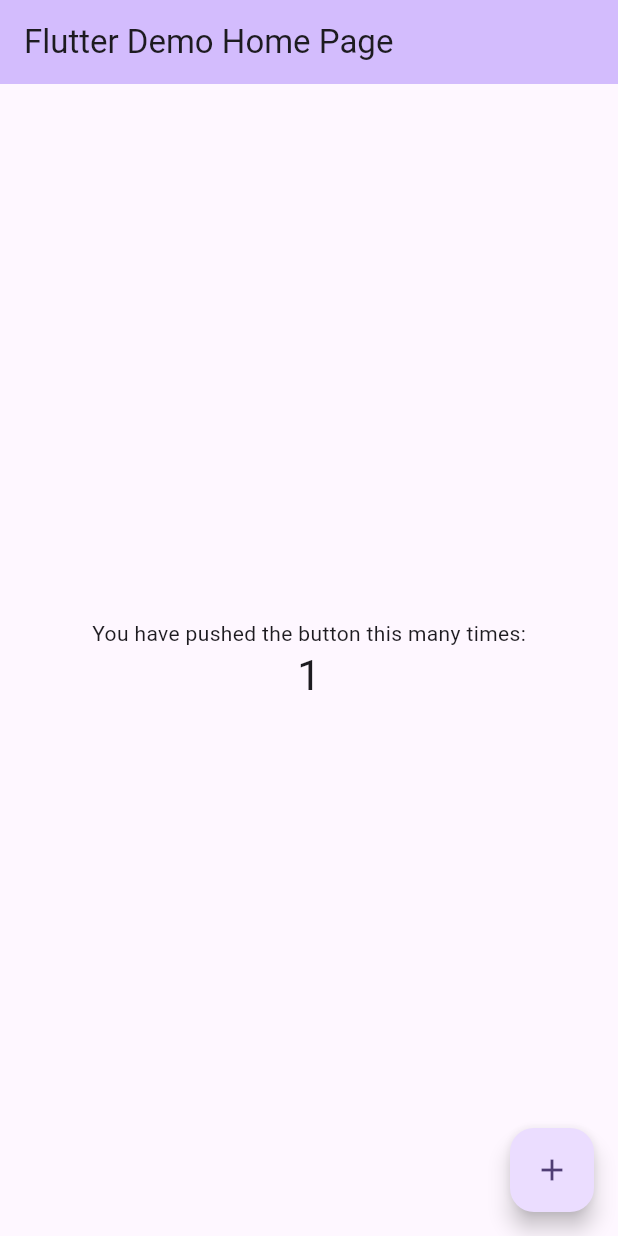
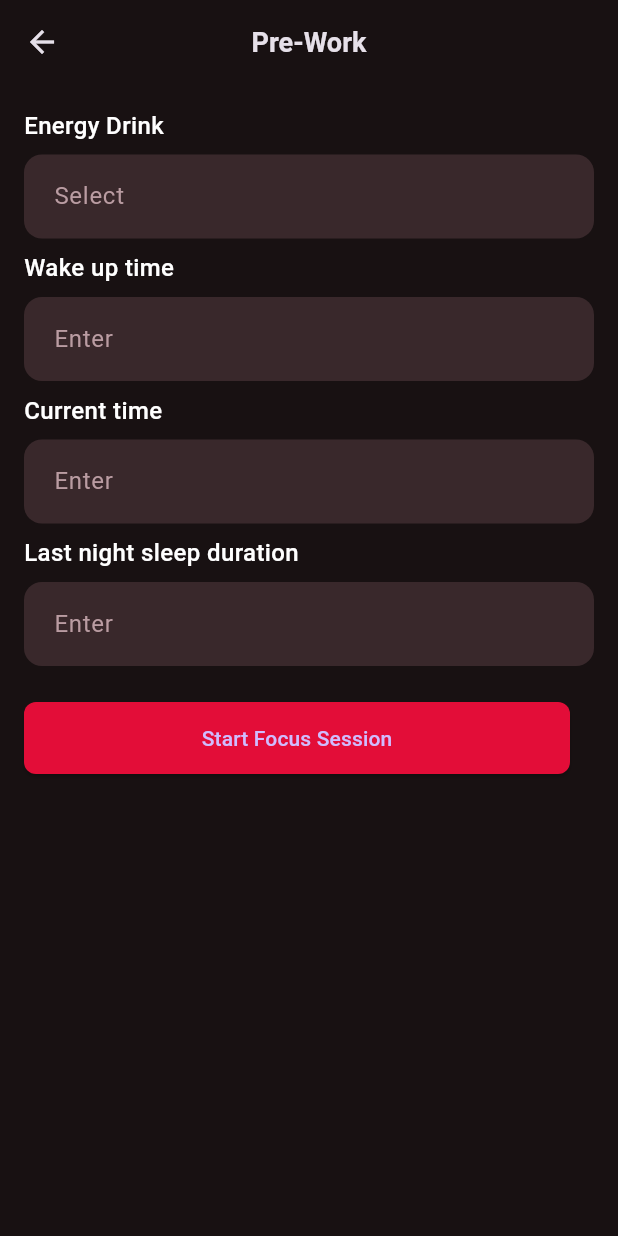
Before and after one commit to jphacks/os_2406, a Flutter app: the screen it shows after launch, after a tap on the "add" icon, on a phone screen of 412 x 824 dp. Run offline on Flutter 3.47's test engine with Material 3 defaults, Android fonts, the phone set to English and light mode, and no system bars; network calls fail.

Commit message:
base flutter format

```diff
--- a/flutter_application/lib/main.dart
+++ b/flutter_application/lib/main.dart
@@ -1,4 +1,5 @@
 import 'package:flutter/material.dart';
+import 'src/input_before.dart'; // 遷移先の画面ファイルをインポート
 
 void main() {
   runApp(const MyApp());
@@ -7,119 +8,156 @@
 class MyApp extends StatelessWidget {
   const MyApp({super.key});
 
-  // This widget is the root of your application.
   @override
   Widget build(BuildContext context) {
     return MaterialApp(
-      title: 'Flutter Demo',
-      theme: ThemeData(
-        // This is the theme of your application.
-        //
-        // TRY THIS: Try running your application with "flutter run". You'll see
-        // the application has a purple toolbar. Then, without quitting the app,
-        // try changing the seedColor in the colorScheme below to Colors.green
-        // and then invoke "hot reload" (save your changes or press the "hot
-        // reload" button in a Flutter-supported IDE, or press "r" if you used
-        // the command line to start the app).
-        //
-        // Notice that the counter didn't reset back to zero; the application
-        // state is not lost during the reload. To reset the state, use hot
-        // restart instead.
-        //
-        // This works for code too, not just values: Most code changes can be
-        // tested with just a hot reload.
-        colorScheme: ColorScheme.fromSeed(seedColor: Colors.deepPurple),
-        useMaterial3: true,
-      ),
-      home: const MyHomePage(title: 'Flutter Demo Home Page'),
+      theme: ThemeData.dark(),
+      home: const DashboardScreen(),
     );
   }
 }
 
-class MyHomePage extends StatefulWidget {
-  const MyHomePage({super.key, required this.title});
-
-  // This widget is the home page of your application. It is stateful, meaning
-  // that it has a State object (defined below) that contains fields that affect
-  // how it looks.
-
-  // This class is the configuration for the state. It holds the values (in this
-  // case the title) provided by the parent (in this case the App widget) and
-  // used by the build method of the State. Fields in a Widget subclass are
-  // always marked "final".
-
-  final String title;
-
-  @override
-  State<MyHomePage> createState() => _MyHomePageState();
-}
-
-class _MyHomePageState extends State<MyHomePage> {
-  int _counter = 0;
-
-  void _incrementCounter() {
-    setState(() {
-      // This call to setState tells the Flutter framework that something has
-      // changed in this State, which causes it to rerun the build method below
-      // so that the display can reflect the updated values. If we changed
-      // _counter without calling setState(), then the build method would not be
-      // called again, and so nothing would appear to happen.
-      _counter++;
-    });
-  }
+class DashboardScreen extends StatelessWidget {
+  const DashboardScreen({super.key});
 
   @override
   Widget build(BuildContext context) {
-    // This method is rerun every time setState is called, for instance as done
-    // by the _incrementCounter method above.
-    //
-    // The Flutter framework has been optimized to make rerunning build methods
-    // fast, so that you can just rebuild anything that needs updating rather
-    // than having to individually change instances of widgets.
     return Scaffold(
+      backgroundColor: const Color(0xFF181112),
       appBar: AppBar(
-        // TRY THIS: Try changing the color here to a specific color (to
-        // Colors.amber, perhaps?) and trigger a hot reload to see the AppBar
-        // change color while the other colors stay the same.
-        backgroundColor: Theme.of(context).colorScheme.inversePrimary,
-        // Here we take the value from the MyHomePage object that was created by
-        // the App.build method, and use it to set our appbar title.
-        title: Text(widget.title),
+        backgroundColor: const Color(0xFF181112),
+        leading: IconButton(
+          icon: const Icon(Icons.arrow_back),
+          onPressed: () {}, // Back button functionality
+        ),
+        title: const Text(
+          'Dashboard',
+          style: TextStyle(fontSize: 20, fontWeight: FontWeight.bold),
+        ),
+        centerTitle: true,
       ),
-      body: Center(
-        // Center is a layout widget. It takes a single child and positions it
-        // in the middle of the parent.
-        child: Column(
-          // Column is also a layout widget. It takes a list of children and
-          // arranges them vertically. By default, it sizes itself to fit its
-          // children horizontally, and tries to be as tall as its parent.
-          //
-          // Column has various properties to control how it sizes itself and
-          // how it positions its children. Here we use mainAxisAlignment to
-          // center the children vertically; the main axis here is the vertical
-          // axis because Columns are vertical (the cross axis would be
-          // horizontal).
-          //
-          // TRY THIS: Invoke "debug painting" (choose the "Toggle Debug Paint"
-          // action in the IDE, or press "p" in the console), to see the
-          // wireframe for each widget.
-          mainAxisAlignment: MainAxisAlignment.center,
-          children: <Widget>[
-            const Text(
-              'You have pushed the button this many times:',
+      body: Column(
+        children: [
+          Padding(
+            padding: const EdgeInsets.all(16.0),
+            child: Container(
+              decoration: BoxDecoration(
+                border: Border.all(color: const Color(0xFF543b40)),
+                borderRadius: BorderRadius.circular(16),
+              ),
+              padding: const EdgeInsets.all(16.0),
+              child: const Column(
+                crossAxisAlignment: CrossAxisAlignment.start,
+                children: [
+                  Text(
+                    'Post-Drink Correlation',
+                    style: TextStyle(color: Colors.white, fontSize: 16, fontWeight: FontWeight.w500),
+                  ),
+                  SizedBox(height: 8),
+                  Text(
+                    'Average',
+                    style: TextStyle(color: Colors.white, fontSize: 32, fontWeight: FontWeight.bold),
+                  ),
+                  SizedBox(height: 8),
+                  Row(
+                    children: [
+                      Text('1 month', style: TextStyle(color: Color(0xFFba9ca2))),
+                      SizedBox(width: 8),
+                      Text('+3%', style: TextStyle(color: Color(0xFF0bda92))),
+                    ],
+                  ),
+                  SizedBox(height: 16),
+                  DrinkProgress(title: 'Red Bull', percent: 0.2),
+                  DrinkProgress(title: 'Monster', percent: 1.0),
+                  DrinkProgress(title: 'Bang', percent: 0.3),
+                  DrinkProgress(title: 'High Brew', percent: 0.1),
+                  DrinkProgress(title: 'Rockstar', percent: 0.8),
+                ],
+              ),
             ),
-            Text(
-              '$_counter',
-              style: Theme.of(context).textTheme.headlineMedium,
+          ),
+        ],
+      ),
+      floatingActionButton: FloatingActionButton(
+        onPressed: () {
+          Navigator.push(
+            context,
+            MaterialPageRoute(builder: (context) => const PreWorkScreen()),
+          );
+        },
+        backgroundColor: Colors.pink,
+        child: const Icon(Icons.add),
+      ),
+    );
+  }
+}
+
+class StatusCard extends StatelessWidget {
+  final String title;
+  final String status;
+  final String percent;
+  final Color percentColor;
+
+  const StatusCard({
+    required this.title,
+    required this.status,
+    required this.percent,
+    required this.percentColor,
+    super.key,
+  });
+
+  @override
+  Widget build(BuildContext context) {
+    return Container(
+      width: 158,
+      padding: const EdgeInsets.all(16),
+      decoration: BoxDecoration(
+        border: Border.all(color: const Color(0xFF543b40)),
+        borderRadius: BorderRadius.circular(16),
+      ),
+      child: Column(
+        crossAxisAlignment: CrossAxisAlignment.start,
+        children: [
+          Text(title, style: const TextStyle(color: Colors.white, fontSize: 16)),
+          const SizedBox(height: 4),
+          Text(status, style: const TextStyle(color: Colors.white, fontSize: 24, fontWeight: FontWeight.bold)),
+          const SizedBox(height: 4),
+          Text(percent, style: TextStyle(color: percentColor, fontSize: 16)),
+        ],
+      ),
+    );
+  }
+}
+
+class DrinkProgress extends StatelessWidget {
+  final String title;
+  final double percent;
+
+  const DrinkProgress({
+    required this.title,
+    required this.percent,
+    super.key,
+  });
+
+  @override
+  Widget build(BuildContext context) {
+    return Column(
+      children: [
+        Row(
+          children: [
+            Text(title, style: const TextStyle(color: Color(0xFFba9ca2), fontSize: 13, fontWeight: FontWeight.bold)),
+            const SizedBox(width: 8),
+            Expanded(
+              child: LinearProgressIndicator(
+                value: percent,
+                backgroundColor: const Color(0xFF39282b),
+                color: const Color(0xFFba9ca2),
+              ),
             ),
           ],
         ),
-      ),
-      floatingActionButton: FloatingActionButton(
-        onPressed: _incrementCounter,
-        tooltip: 'Increment',
-        child: const Icon(Icons.add),
-      ), // This trailing comma makes auto-formatting nicer for build methods.
+        const SizedBox(height: 6),
+      ],
     );
   }
 }
--- /dev/null
+++ b/flutter_application/lib/src/input_before.dart
@@ -0,0 +1,98 @@
+import 'package:flutter/material.dart';
+import 'ongoing_mode.dart';
+
+
+class PreWorkScreen extends StatelessWidget {
+  const PreWorkScreen({super.key});
+
+  @override
+  Widget build(BuildContext context) {
+    return Scaffold(
+      backgroundColor: const Color(0xFF181112),
+      appBar: AppBar(
+        backgroundColor: const Color(0xFF181112),
+        title: const Text(
+          'Pre-Work',
+          style: TextStyle(fontSize: 18, fontWeight: FontWeight.bold),
+        ),
+        centerTitle: true,
+      ),
+      body: Padding(
+        padding: const EdgeInsets.symmetric(horizontal: 16.0),
+        child: Column(
+          crossAxisAlignment: CrossAxisAlignment.stretch,
+          children: [
+            const SizedBox(height: 16),
+            const InputField(label: 'Energy Drink', hintText: 'Select'),
+            const SizedBox(height: 8),
+            const InputField(label: 'Wake up time', hintText: 'Enter'),
+            const SizedBox(height: 8),
+            const InputField(label: 'Current time', hintText: 'Enter'),
+            const SizedBox(height: 8),
+            const InputField(label: 'Last night sleep duration', hintText: 'Enter'),
+            const SizedBox(height: 24),
+            Row(
+              mainAxisAlignment: MainAxisAlignment.spaceEvenly,
+              children: [
+                Expanded(
+                  child: ElevatedButton(
+                    style: ElevatedButton.styleFrom(
+                      backgroundColor: const Color(0xFFE30D38),
+                      padding: const EdgeInsets.symmetric(vertical: 14),
+                      shape: RoundedRectangleBorder(
+                        borderRadius: BorderRadius.circular(8),
+                      ),
+                    ),
+                    onPressed: () {
+                      Navigator.push(
+                        context,
+                        MaterialPageRoute(builder: (context) => const FocusScreen()),
+                      );
+                    },
+                    child: const Text('Start Focus Session'),
+                  ),
+                ),
+                const SizedBox(width: 16),
+              ],
+            ),
+          ],
+        ),
+      ),
+    );
+  }
+}
+
+class InputField extends StatelessWidget {
+  final String label;
+  final String hintText;
+
+  const InputField({Key? key, required this.label, required this.hintText}) : super(key: key);
+
+  @override
+  Widget build(BuildContext context) {
+    return Column(
+      crossAxisAlignment: CrossAxisAlignment.start,
+      children: [
+        Text(
+          label,
+          style: const TextStyle(color: Colors.white, fontSize: 16, fontWeight: FontWeight.w500),
+        ),
+        const SizedBox(height: 8),
+        TextField(
+          decoration: InputDecoration(
+            hintText: hintText,
+            hintStyle: const TextStyle(color: Color(0xFFBA9CA2)),
+            filled: true,
+            fillColor: const Color(0xFF39282B),
+            border: OutlineInputBorder(
+              borderRadius: BorderRadius.circular(12),
+              borderSide: BorderSide.none,
+            ),
+            contentPadding: const EdgeInsets.symmetric(horizontal: 16, vertical: 16),
+          ),
+          style: const TextStyle(color: Colors.white),
+        ),
+      ],
+    );
+  }
+}
```
Also changed, not shown: flutter_application/lib/src/input_eveluate.dart (added, +118 -0 lines), flutter_application/lib/src/ongoing_mode.dart (added, +89 -0 lines), flutter_application/lib/src/today_result.dart (added, +90 -0 lines).
